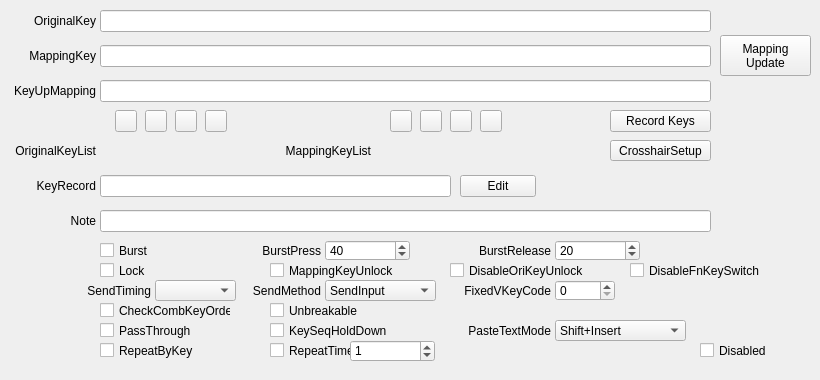
First picture: the form in QKeyMapper/qitemsetupdialog.ui, repository Zalafina/QKeyMapper, before the edit.
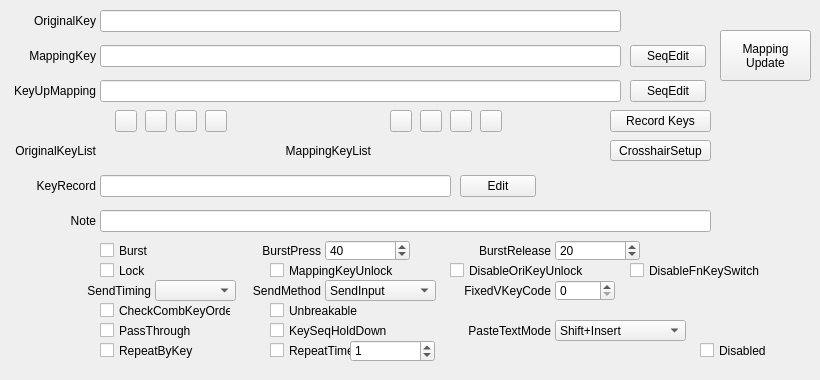
Second picture: the form after the edit. Custom widgets are drawn as their Qt base class.

What changed in the file:
```diff
--- a/QKeyMapper/qitemsetupdialog.ui
+++ b/QKeyMapper/qitemsetupdialog.ui
@@ -157,7 +157,7 @@
     <rect>
      <x>100</x>
      <y>10</y>
-     <width>611</width>
+     <width>521</width>
      <height>22</height>
     </rect>
    </property>
@@ -773,9 +773,9 @@
    <property name="geometry">
     <rect>
      <x>720</x>
-     <y>35</y>
+     <y>30</y>
      <width>91</width>
-     <height>41</height>
+     <height>51</height>
     </rect>
    </property>
    <property name="focusPolicy">
@@ -946,7 +946,7 @@
     <rect>
      <x>100</x>
      <y>45</y>
-     <width>611</width>
+     <width>521</width>
      <height>22</height>
     </rect>
    </property>
@@ -956,11 +956,49 @@
     <rect>
      <x>100</x>
      <y>80</y>
-     <width>611</width>
+     <width>521</width>
      <height>22</height>
     </rect>
    </property>
   </widget>
+  <widget class="QPushButton" name="mappingKey_SequenceEditButton">
+   <property name="geometry">
+    <rect>
+     <x>630</x>
+     <y>45</y>
+     <width>76</width>
+     <height>22</height>
+    </rect>
+   </property>
+   <property name="focusPolicy">
+    <enum>Qt::FocusPolicy::NoFocus</enum>
+   </property>
+   <property name="text">
+    <string>SeqEdit</string>
+   </property>
+   <property name="autoDefault">
+    <bool>false</bool>
+   </property>
+  </widget>
+  <widget class="QPushButton" name="mappingKey_KeyUpSequenceEditButton">
+   <property name="geometry">
+    <rect>
+     <x>630</x>
+     <y>80</y>
+     <width>76</width>
+     <height>22</height>
+    </rect>
+   </property>
+   <property name="focusPolicy">
+    <enum>Qt::FocusPolicy::NoFocus</enum>
+   </property>
+   <property name="text">
+    <string>SeqEdit</string>
+   </property>
+   <property name="autoDefault">
+    <bool>false</bool>
+   </property>
+  </widget>
  </widget>
  <customwidgets>
   <customwidget>
```
